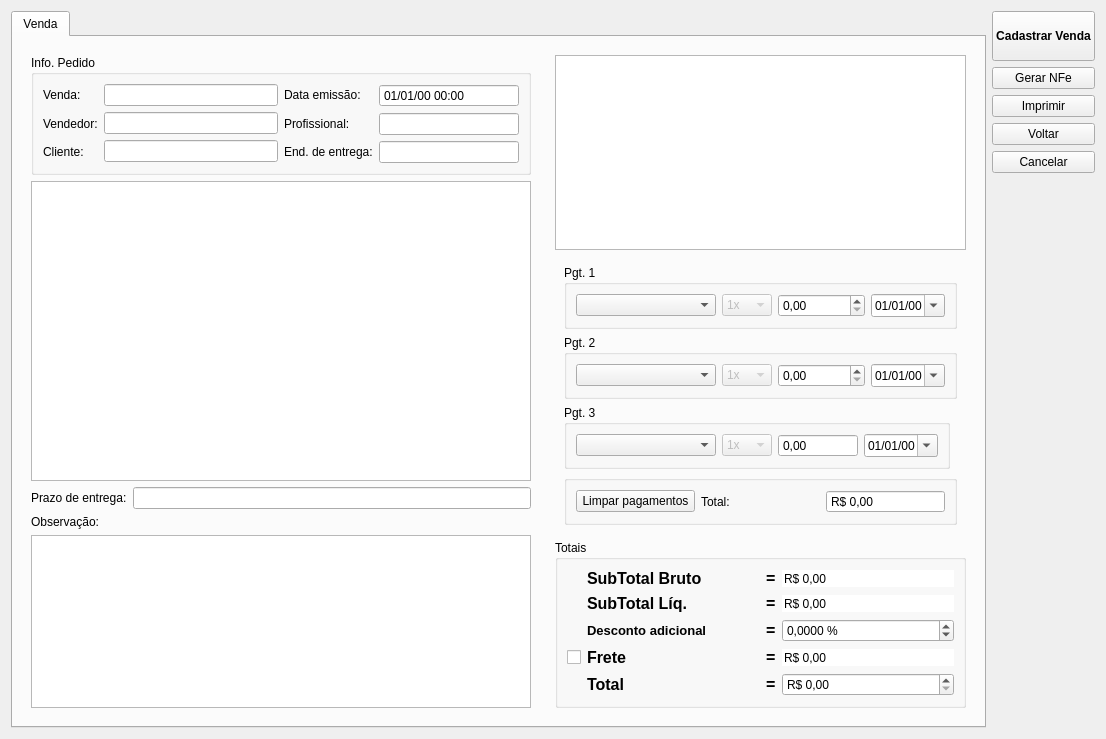
Qt form ui/venda.ui (lellisls/ERP-STACCATO) before a commit.
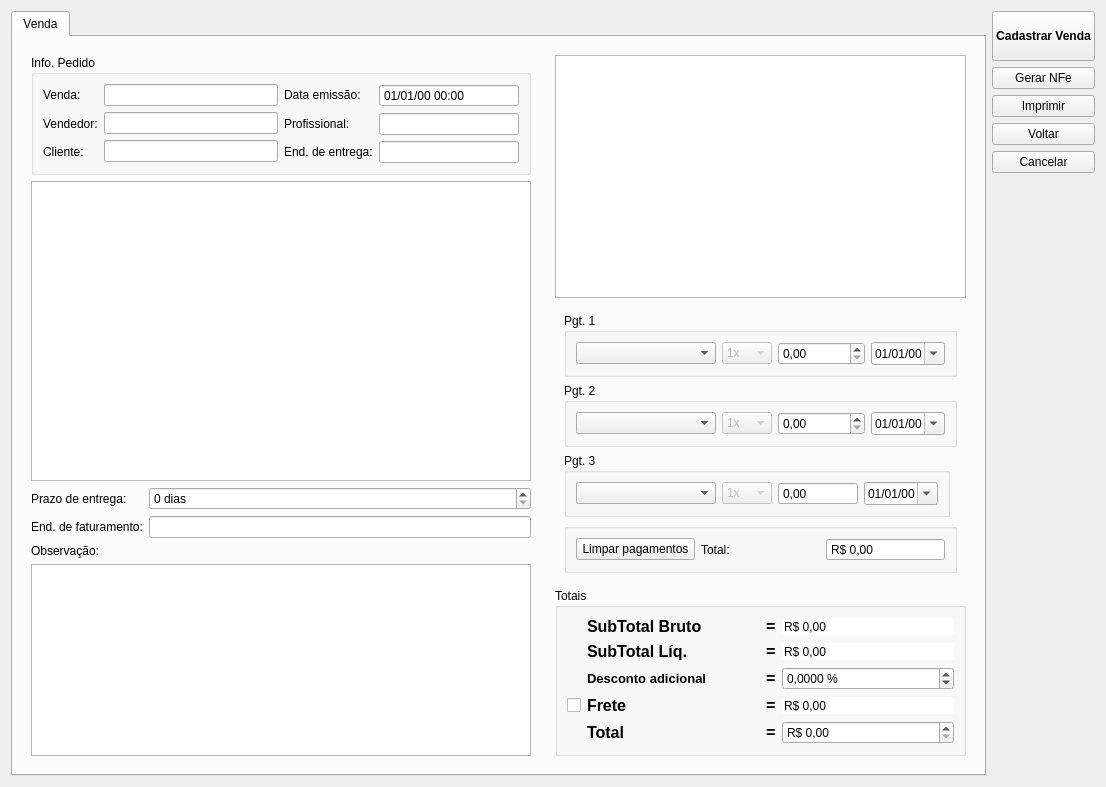
The same form after that commit. Custom widgets are drawn as their Qt base class.

Commit message: Alterações visuais em Orcamento/Venda

Patch:
```diff
--- a/ui/venda.ui
+++ b/ui/venda.ui
@@ -6,8 +6,8 @@
    <rect>
     <x>0</x>
     <y>0</y>
-    <width>1086</width>
-    <height>739</height>
+    <width>1103</width>
+    <height>787</height>
    </rect>
   </property>
   <property name="windowTitle">
@@ -38,75 +38,8 @@
          <property name="lineWidth">
           <number>0</number>
          </property>
-         <layout class="QGridLayout" name="gridLayout_16">
-          <item row="1" column="0" colspan="3">
-           <widget class="QTableView" name="tableVenda">
-            <property name="sizePolicy">
-             <sizepolicy hsizetype="Expanding" vsizetype="Expanding">
-              <horstretch>0</horstretch>
-              <verstretch>0</verstretch>
-             </sizepolicy>
-            </property>
-            <property name="minimumSize">
-             <size>
-              <width>500</width>
-              <height>300</height>
-             </size>
-            </property>
-            <property name="editTriggers">
-             <set>QAbstractItemView::NoEditTriggers</set>
-            </property>
-            <property name="alternatingRowColors">
-             <bool>true</bool>
-            </property>
-            <property name="selectionMode">
-             <enum>QAbstractItemView::NoSelection</enum>
-            </property>
-            <attribute name="horizontalHeaderStretchLastSection">
-             <bool>false</bool>
-            </attribute>
-           </widget>
-          </item>
-          <item row="3" column="0">
-           <widget class="QLabel" name="labelPrazoEntrega">
-            <property name="sizePolicy">
-             <sizepolicy hsizetype="Fixed" vsizetype="Minimum">
-              <horstretch>0</horstretch>
-              <verstretch>0</verstretch>
-             </sizepolicy>
-            </property>
-            <property name="text">
-             <string>Prazo de entrega:</string>
-            </property>
-           </widget>
-          </item>
-          <item row="5" column="0" colspan="3">
-           <widget class="QTextEdit" name="textEdit">
-            <property name="sizePolicy">
-             <sizepolicy hsizetype="Preferred" vsizetype="Preferred">
-              <horstretch>0</horstretch>
-              <verstretch>0</verstretch>
-             </sizepolicy>
-            </property>
-           </widget>
-          </item>
-          <item row="3" column="1" colspan="2">
-           <widget class="QLineEdit" name="lineEditPrazoEntrega"/>
-          </item>
-          <item row="4" column="0">
-           <widget class="QLabel" name="labelEndereco_9">
-            <property name="sizePolicy">
-             <sizepolicy hsizetype="Fixed" vsizetype="Minimum">
-              <horstretch>0</horstretch>
-              <verstretch>0</verstretch>
-             </sizepolicy>
-            </property>
-            <property name="text">
-             <string>Observação:</string>
-            </property>
-           </widget>
-          </item>
-          <item row="0" column="0" colspan="3">
+         <layout class="QGridLayout" name="gridLayout_10">
+          <item row="0" column="0" colspan="2">
            <widget class="QGroupBox" name="groupBox_9">
             <property name="title">
              <string>Info. Pedido</string>
@@ -240,6 +173,102 @@
             </layout>
            </widget>
           </item>
+          <item row="1" column="0" colspan="2">
+           <widget class="QTableView" name="tableVenda">
+            <property name="sizePolicy">
+             <sizepolicy hsizetype="Expanding" vsizetype="Expanding">
+              <horstretch>0</horstretch>
+              <verstretch>0</verstretch>
+             </sizepolicy>
+            </property>
+            <property name="minimumSize">
+             <size>
+              <width>500</width>
+              <height>300</height>
+             </size>
+            </property>
+            <property name="editTriggers">
+             <set>QAbstractItemView::NoEditTriggers</set>
+            </property>
+            <property name="alternatingRowColors">
+             <bool>true</bool>
+            </property>
+            <property name="selectionMode">
+             <enum>QAbstractItemView::NoSelection</enum>
+            </property>
+            <attribute name="horizontalHeaderStretchLastSection">
+             <bool>false</bool>
+            </attribute>
+           </widget>
+          </item>
+          <item row="2" column="0">
+           <widget class="QLabel" name="labelPrazoEntrega">
+            <property name="sizePolicy">
+             <sizepolicy hsizetype="Fixed" vsizetype="Minimum">
+              <horstretch>0</horstretch>
+              <verstretch>0</verstretch>
+             </sizepolicy>
+            </property>
+            <property name="text">
+             <string>Prazo de entrega:</string>
+            </property>
+           </widget>
+          </item>
+          <item row="2" column="1">
+           <widget class="QSpinBox" name="spinBoxPrazoEntrega">
+            <property name="toolTip">
+             <string>&lt;html&gt;&lt;head/&gt;&lt;body&gt;&lt;p&gt;Validade em dias do orçamento, contando a partir de hoje&lt;/p&gt;&lt;/body&gt;&lt;/html&gt;</string>
+            </property>
+            <property name="suffix">
+             <string> dias</string>
+            </property>
+            <property name="maximum">
+             <number>365</number>
+            </property>
+            <property name="singleStep">
+             <number>1</number>
+            </property>
+           </widget>
+          </item>
+          <item row="3" column="0">
+           <widget class="QLabel" name="labelPrazoEntrega_2">
+            <property name="sizePolicy">
+             <sizepolicy hsizetype="Fixed" vsizetype="Minimum">
+              <horstretch>0</horstretch>
+              <verstretch>0</verstretch>
+             </sizepolicy>
+            </property>
+            <property name="text">
+             <string>End. de faturamento:</string>
+            </property>
+           </widget>
+          </item>
+          <item row="3" column="1">
+           <widget class="ItemBox" name="itemBoxEnderecoFat"/>
+          </item>
+          <item row="4" column="0">
+           <widget class="QLabel" name="labelEndereco_9">
+            <property name="sizePolicy">
+             <sizepolicy hsizetype="Fixed" vsizetype="Minimum">
+              <horstretch>0</horstretch>
+              <verstretch>0</verstretch>
+             </sizepolicy>
+            </property>
+            <property name="text">
+             <string>Observação:</string>
+            </property>
+           </widget>
+          </item>
+          <item row="5" column="0" colspan="2">
+           <widget class="QTextEdit" name="textEdit">
+            <property name="sizePolicy">
+             <sizepolicy hsizetype="Preferred" vsizetype="Preferred">
+              <horstretch>0</horstretch>
+              <verstretch>0</verstretch>
+             </sizepolicy>
+            </property>
+           </widget>
+          </item>
          </layout>
         </widget>
        </item>
```
Left out of the diff: 8 changed lines with no effect on the pictures. The commit also changes 1 other file.
